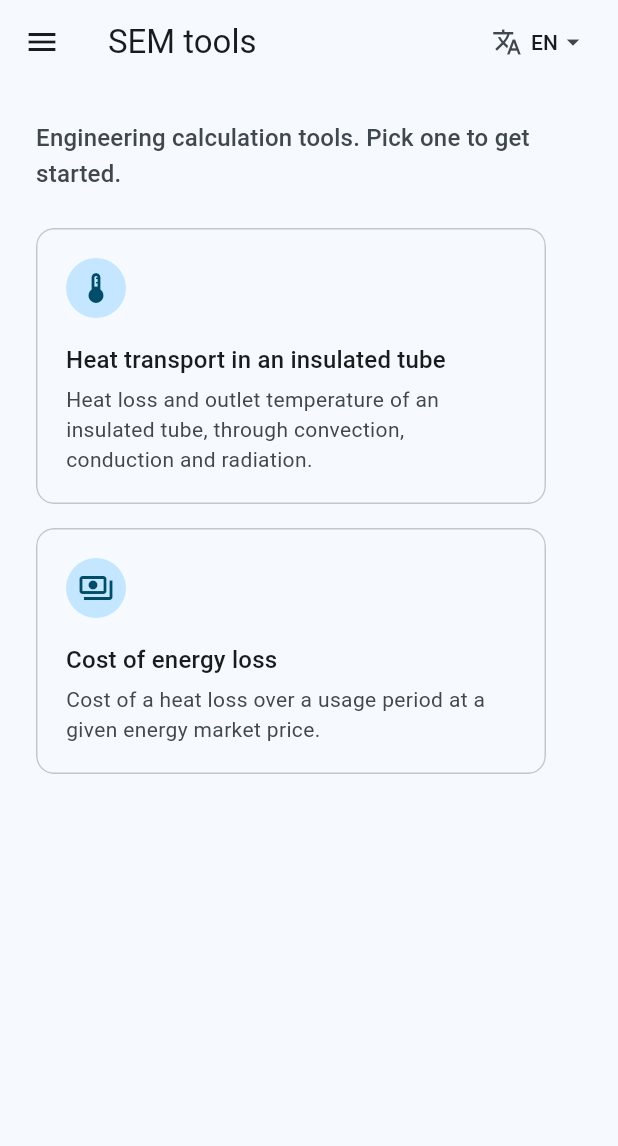
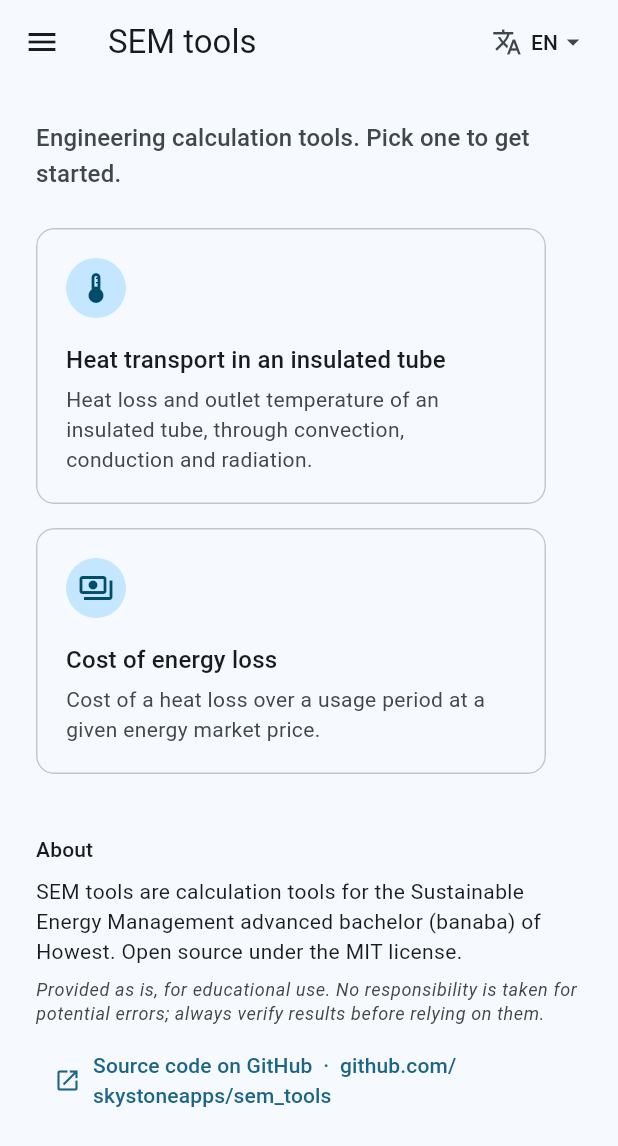
Before and after one commit to skystoneapps/sem_tools, a Flutter app: the screen it shows after launch, on a phone screen of 412 x 824 dp. Shown: the top 1146 px of the screen. Run offline on Flutter 3.47's test engine with Material 3 defaults, Android fonts, the phone set to English and light mode, and no system bars; missing offline and left inert: flutter_math_fork.

Commit message:
Link to the GitHub repository from the app
- About section on the overview with a short description, a disclaimer
  and a link to github.com/skystoneapps/sem_tools
- Source code button at the bottom of the navigation rail and in the
  drawer, so the link is reachable from every module
- Opened with url_launcher; Android declares the https VIEW query

Co-Authored-By: Claude Opus 5.5 <noreply@anthropic.com>

```diff
--- a/lib/app/app_shell.dart
+++ b/lib/app/app_shell.dart
@@ -5,6 +5,7 @@ import '../l10n/app_localizations.dart';
 import '../price/price_module.dart';
 import 'language_picker.dart';
 import 'overview_page.dart';
+import 'repository_link.dart';
 import 'sem_module.dart';
 
 /// Frame of SEM tools: a top bar with the language picker, and navigation
@@ -109,6 +110,22 @@ class _AppShellState extends State<AppShell> {
                       child: Text(label, overflow: TextOverflow.ellipsis),
                     ),
                   ),
+                const Padding(
+                  padding: EdgeInsets.symmetric(horizontal: 28, vertical: 8),
+                  child: Divider(),
+                ),
+                Padding(
+                  padding: const EdgeInsets.symmetric(horizontal: 12),
+                  child: ListTile(
+                    leading: const Icon(Icons.code),
+                    title: Text(
+                      l10n.sourceCode,
+                      style: theme.textTheme.labelLarge,
+                    ),
+                    trailing: const Icon(Icons.open_in_new, size: 18),
+                    onTap: openRepository,
+                  ),
+                ),
               ],
             ),
       body: wide
@@ -119,6 +136,15 @@ class _AppShellState extends State<AppShell> {
                   selectedIndex: _selectedIndex,
                   onDestinationSelected: _select,
                   labelType: NavigationRailLabelType.all,
+                  trailing: const Expanded(
+                    child: Align(
+                      alignment: Alignment.bottomCenter,
+                      child: Padding(
+                        padding: EdgeInsets.only(bottom: 12),
+                        child: RepositoryIconButton(),
+                      ),
+                    ),
+                  ),
                   destinations: [
                     for (final (icon, selectedIcon, label) in destinations)
                       NavigationRailDestination(
--- a/lib/app/overview_page.dart
+++ b/lib/app/overview_page.dart
@@ -1,6 +1,7 @@
 import 'package:flutter/material.dart';
 
 import '../l10n/app_localizations.dart';
+import 'repository_link.dart';
 import 'sem_module.dart';
 
 /// Home page of SEM tools: a card per module.
@@ -68,6 +69,38 @@ class OverviewPage extends StatelessWidget {
               ),
           ],
         ),
+        const SizedBox(height: 40),
+        Text(l10n.about, style: theme.textTheme.titleSmall),
+        const SizedBox(height: 8),
+        ConstrainedBox(
+          constraints: const BoxConstraints(maxWidth: 700),
+          child: Column(
+            crossAxisAlignment: CrossAxisAlignment.start,
+            children: [
+              Text(l10n.aboutText, style: theme.textTheme.bodyMedium),
+              const SizedBox(height: 8),
+              Text(
+                l10n.disclaimer,
+                style: theme.textTheme.bodySmall?.copyWith(
+                  fontStyle: FontStyle.italic,
+                  color: theme.colorScheme.onSurfaceVariant,
+                ),
+              ),
+            ],
+          ),
+        ),
+        const SizedBox(height: 8),
+        Align(
+          alignment: Alignment.centerLeft,
+          child: TextButton.icon(
+            onPressed: openRepository,
+            icon: const Icon(Icons.open_in_new, size: 18),
+            label: Text(
+              '${l10n.sourceCode}  ·  '
+              '${repositoryUrl.host}${repositoryUrl.path}',
+            ),
+          ),
+        ),
       ],
     );
   }
--- a/lib/l10n/app_en.arb
+++ b/lib/l10n/app_en.arb
@@ -283,5 +283,9 @@
         "type": "String"
       }
     }
-  }
+  },
+  "sourceCode": "Source code on GitHub",
+  "about": "About",
+  "aboutText": "SEM tools are calculation tools for the Sustainable Energy Management advanced bachelor (banaba) of Howest. Open source under the MIT license.",
+  "disclaimer": "Provided as is, for educational use. No responsibility is taken for potential errors; always verify results before relying on them."
 }
--- a/lib/l10n/app_localizations.dart
+++ b/lib/l10n/app_localizations.dart
@@ -1313,6 +1313,30 @@ abstract class AppLocalizations {
   /// In en, this message translates to:
   /// **'Cost of the energy lost'**
   String get symbolCost;
+
+  /// No description provided for @sourceCode.
+  ///
+  /// In en, this message translates to:
+  /// **'Source code on GitHub'**
+  String get sourceCode;
+
+  /// No description provided for @about.
+  ///
+  /// In en, this message translates to:
+  /// **'About'**
+  String get about;
+
+  /// No description provided for @aboutText.
+  ///
+  /// In en, this message translates to:
+  /// **'SEM tools are calculation tools for the Sustainable Energy Management advanced bachelor (banaba) of Howest. Open source under the MIT license.'**
+  String get aboutText;
+
+  /// No description provided for @disclaimer.
+  ///
+  /// In en, this message translates to:
+  /// **'Provided as is, for educational use. No responsibility is taken for potential errors; always verify results before relying on them.'**
+  String get disclaimer;
 }
 
 class _AppLocalizationsDelegate
--- a/lib/l10n/app_localizations_en.dart
+++ b/lib/l10n/app_localizations_en.dart
@@ -664,4 +664,18 @@ class AppLocalizationsEn extends AppLocalizations {
 
   @override
   String get symbolCost => 'Cost of the energy lost';
+
+  @override
+  String get sourceCode => 'Source code on GitHub';
+
+  @override
+  String get about => 'About';
+
+  @override
+  String get aboutText =>
+      'SEM tools are calculation tools for the Sustainable Energy Management advanced bachelor (banaba) of Howest. Open source under the MIT license.';
+
+  @override
+  String get disclaimer =>
+      'Provided as is, for educational use. No responsibility is taken for potential errors; always verify results before relying on them.';
 }
--- a/lib/l10n/app_localizations_nl.dart
+++ b/lib/l10n/app_localizations_nl.dart
@@ -672,4 +672,18 @@ class AppLocalizationsNl extends AppLocalizations {
 
   @override
   String get symbolCost => 'Kosten van de verloren energie';
+
+  @override
+  String get sourceCode => 'Broncode op GitHub';
+
+  @override
+  String get about => 'Over';
+
+  @override
+  String get aboutText =>
+      'SEM tools zijn rekentools voor de banaba Sustainable Energy Management van Howest. Open source onder de MIT-licentie.';
+
+  @override
+  String get disclaimer =>
+      'Aangeboden zoals ze zijn, voor educatief gebruik. Er wordt geen verantwoordelijkheid genomen voor eventuele fouten; controleer resultaten altijd voor je erop vertrouwt.';
 }
--- a/lib/l10n/app_nl.arb
+++ b/lib/l10n/app_nl.arb
@@ -201,5 +201,9 @@
   "symbolDuration": "Gebruiksduur",
   "symbolMarketPrice": "Energiemarktprijs",
   "symbolEnergy": "Verloren energie",
-  "symbolCost": "Kosten van de verloren energie"
+  "symbolCost": "Kosten van de verloren energie",
+  "sourceCode": "Broncode op GitHub",
+  "about": "Over",
+  "aboutText": "SEM tools zijn rekentools voor de banaba Sustainable Energy Management van Howest. Open source onder de MIT-licentie.",
+  "disclaimer": "Aangeboden zoals ze zijn, voor educatief gebruik. Er wordt geen verantwoordelijkheid genomen voor eventuele fouten; controleer resultaten altijd voor je erop vertrouwt."
 }
--- a/pubspec.yaml
+++ b/pubspec.yaml
@@ -38,6 +38,7 @@ dependencies:
   # Use with the CupertinoIcons class for iOS style icons.
   cupertino_icons: ^1.0.8
   flutter_math_fork: ^0.7.4
+  url_launcher: ^6.3.3
 
 dev_dependencies:
   flutter_test:
```
Also changed, not shown: lib/app/repository_link.dart (added, +25 -0 lines), pubspec.lock, 7 other files.
